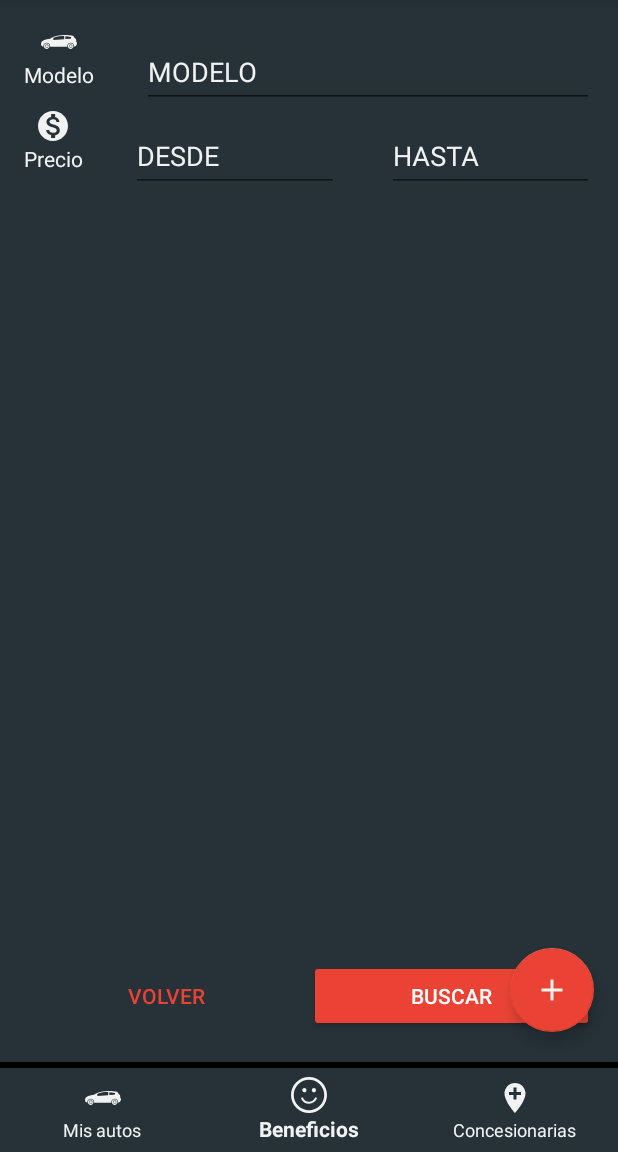
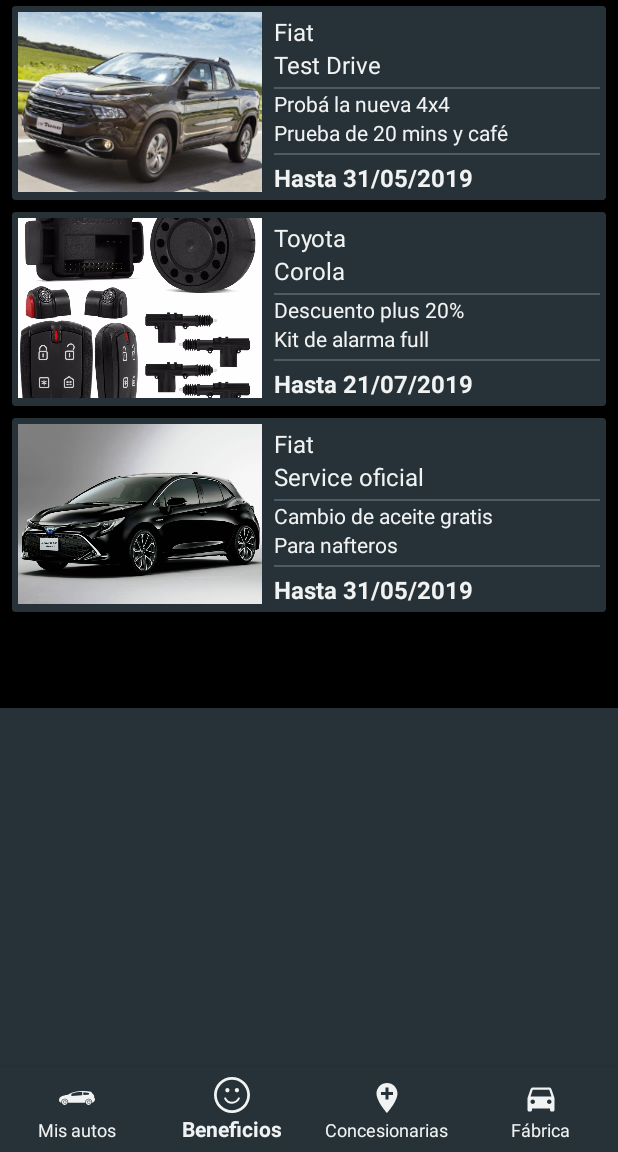
Before and after one commit to dmerniestic1987/cardPublicity, an Android app: the MainActivity screen opened directly, with no data from a screen before it, item 2 of the bottom bar chosen, on a phone screen of 412 x 824 dp, the part 84-1236 px from its top. Run offline under Robolectric (Android 15) with nearby library versions, the phone set to English and light mode, and no system bars.

Commit message:
Se agregan pantalla2

```diff
--- a/CardPublicity/app/src/main/java/ar/com/betex/cardpublicity/activities/MainActivity.java
+++ b/CardPublicity/app/src/main/java/ar/com/betex/cardpublicity/activities/MainActivity.java
@@ -19,6 +19,7 @@
 import android.view.View;
 
 import ar.com.betex.cardpublicity.beans.Car;
+import ar.com.betex.cardpublicity.fragments.BenefictFragment;
 import ar.com.betex.cardpublicity.fragments.BuyCarFilter;
 import ar.com.betex.cardpublicity.fragments.CarDealerTabFragment;
 import ar.com.betex.cardpublicity.fragments.MyCarTabFragment;
@@ -88,7 +89,8 @@
                     return true;
 
                 case R.id.bottom_navigation_beneficios:
-                    replaceFragment(BuyCarFilter.newInstance("", ""), BuyCarFilter.TAG);
+                    replaceFragment(BenefictFragment.newInstance(), BenefictFragment.TAG);
+                    fab.hide();
                     return true;
             }
             return false;
--- /dev/null
+++ b/CardPublicity/app/src/main/java/ar/com/betex/cardpublicity/fragments/BenefictFragment.java
@@ -0,0 +1,47 @@
+package ar.com.betex.cardpublicity.fragments;
+
+import android.content.Context;
+import android.net.Uri;
+import android.os.Bundle;
+import android.support.v4.app.Fragment;
+import android.view.LayoutInflater;
+import android.view.View;
+import android.view.ViewGroup;
+
+import ar.com.betex.cardpublicity.R;
+
+/**
+ * A simple {@link Fragment} subclass.
+ * Activities that contain this fragment must implement the
+ * interface
+ * to handle interaction events.
+ * Use the {@link BenefictFragment#newInstance} factory method to
+ * create an instance of this fragment.
+ */
+public class BenefictFragment extends Fragment {
+    public static final String TAG = "BenefictFragment";
+    public BenefictFragment() {
+        // Required empty public constructor
+    }
+
+    /**
+     * Use this factory method to create a new instance of
+     * this fragment using the provided parameters.
+     * @return A new instance of fragment BenefictFragment.
+     */
+    // TODO: Rename and change types and number of parameters
+    public static BenefictFragment newInstance() {
+        BenefictFragment fragment = new BenefictFragment();
+        Bundle args = new Bundle();
+        fragment.setArguments(args);
+        return fragment;
+    }
+
+    @Override
+    public View onCreateView(LayoutInflater inflater, ViewGroup container,
+                             Bundle savedInstanceState) {
+        // Inflate the layout for this fragment
+        return inflater.inflate(R.layout.fragment_benefict, container, false);
+    }
+
+}
--- a/CardPublicity/app/src/main/res/layout/content_wellcome_chasis.xml
+++ b/CardPublicity/app/src/main/res/layout/content_wellcome_chasis.xml
@@ -39,7 +39,7 @@
         android:textColor="@color/white"/>
 
 
-    <Button
+    <!--<Button
         android:id="@+id/escanearChasisButtton"
         android:layout_width="match_parent"
         android:layout_height="wrap_content"
@@ -51,9 +51,26 @@
         android:textColor="@color/white"
         android:layout_margin="15dp"
         android:drawableTint="@color/white"
-        android:paddingLeft="40dp"/>
+        android:paddingLeft="40dp"/> -->
 
-    <Button
+    <android.support.design.button.MaterialButton
+        android:id="@+id/escanearChasisButtton"
+        android:layout_width="@dimen/my_car_manual_buttons"
+        android:layout_height="wrap_content"
+        android:clickable="true"
+        android:gravity="center_vertical"
+        android:paddingStart="16dp"
+        android:paddingTop="8dp"
+        android:paddingEnd="8dp"
+        android:paddingBottom="8dp"
+        android:text="Escanear chasis"
+        android:textAppearance="?android:attr/textAppearanceButton"
+        android:textColor="@color/white"
+        app:icon="@drawable/ic_camera_enhance_black_24dp"
+        app:rippleColor="@color/colorPrimaryLight"
+        android:layout_gravity="center"/>
+
+    <!-- <Button
         android:id="@+id/digitarChasisButton"
         android:layout_width="match_parent"
         android:layout_height="wrap_content"
@@ -65,9 +82,26 @@
         android:textColor="@color/white"
         android:layout_margin="15dp"
         android:drawableTint="@color/white"
-        android:paddingLeft="40dp"/>
+        android:paddingLeft="40dp"/> -->
 
-    <Button
+    <android.support.design.button.MaterialButton
+        android:id="@+id/digitarChasisButton"
+        android:layout_width="@dimen/my_car_manual_buttons"
+        android:layout_height="wrap_content"
+        android:clickable="true"
+        android:gravity="center_vertical"
+        android:paddingStart="16dp"
+        android:paddingTop="8dp"
+        android:paddingEnd="8dp"
+        android:paddingBottom="8dp"
+        android:text="Digitar chasis"
+        android:textAppearance="?android:attr/textAppearanceButton"
+        android:textColor="@color/white"
+        app:icon="@drawable/ic_car_of_hatchback_model"
+        app:rippleColor="@color/colorPrimaryLight"
+        android:layout_gravity="center"/>
+
+    <!-- <Button
         android:id="@+id/ingresarPatente"
         android:layout_width="match_parent"
         android:layout_height="wrap_content"
@@ -81,6 +115,22 @@
         android:layout_marginRight="20dp"
         android:drawableTint="@color/white"
         android:layout_margin="15dp"
-        android:paddingLeft="40dp"/>
+        android:paddingLeft="40dp"/> -->
 
+    <android.support.design.button.MaterialButton
+        android:id="@+id/ingresarPatente"
+        android:layout_width="@dimen/my_car_manual_buttons"
+        android:layout_height="wrap_content"
+        android:clickable="true"
+        android:gravity="center_vertical"
+        android:paddingStart="16dp"
+        android:paddingTop="8dp"
+        android:paddingEnd="8dp"
+        android:paddingBottom="8dp"
+        android:text="Digitar patente"
+        android:textAppearance="?android:attr/textAppearanceButton"
+        android:textColor="@color/white"
+        app:icon="@drawable/ic_directions_car_black_24dp"
+        app:rippleColor="@color/colorPrimaryLight"
+        android:layout_gravity="center"/>
 </LinearLayout>
--- /dev/null
+++ b/CardPublicity/app/src/main/res/layout/fragment_benefict.xml
@@ -0,0 +1,12 @@
+<?xml version="1.0" encoding="utf-8"?>
+<LinearLayout xmlns:android="http://schemas.android.com/apk/res/android"
+    xmlns:tools="http://schemas.android.com/tools"
+    android:layout_width="match_parent"
+    android:layout_height="match_parent"
+    tools:context=".fragments.BenefictFragment"
+    android:orientation="vertical"
+    android:background="@color/colorPrimary"
+    android:gravity="center">
+
+    <include layout="@layout/list_beneficts" />
+</LinearLayout>
--- /dev/null
+++ b/CardPublicity/app/src/main/res/layout/list_beneficts.xml
@@ -0,0 +1,278 @@
+<?xml version="1.0" encoding="utf-8"?>
+
+<LinearLayout xmlns:android="http://schemas.android.com/apk/res/android"
+    xmlns:app="http://schemas.android.com/apk/res-auto"
+    xmlns:card_view="http://schemas.android.com/tools"
+    android:layout_width="match_parent"
+    android:layout_height="wrap_content"
+    app:layout_behavior="@string/appbar_scrolling_view_behavior"
+    android:orientation="vertical"
+    android:background="@color/colorPrimaryDark">
+
+    <android.support.v7.widget.CardView xmlns:android="http://schemas.android.com/apk/res/android"
+        xmlns:app="http://schemas.android.com/apk/res-auto"
+        xmlns:card_view="http://schemas.android.com/tools"
+        android:layout_width="match_parent"
+        android:layout_height="wrap_content"
+        android:layout_marginBottom="@dimen/card_margin_vertical_big_activity"
+        android:layout_marginEnd="@dimen/card_margin_horizontal_big_activity"
+        android:layout_marginStart="@dimen/card_margin_horizontal_big_activity"
+        android:layout_marginTop="@dimen/card_margin_vertical_big_activity"
+        android:foreground="?attr/selectableItemBackground"
+        card_view:cardCornerRadius="@dimen/card_recycler_corner_radius"
+        card_view:cardElevation="@dimen/card_recycler_elevation"
+        app:cardBackgroundColor="@color/colorPrimary"
+        >
+
+        <LinearLayout
+            android:layout_width="match_parent"
+            android:layout_height="wrap_content"
+            android:orientation="horizontal"
+            android:layout_margin="4dp">
+
+            <ImageView
+                android:layout_width="50dp"
+                android:layout_height="120dp"
+                android:layout_weight="1"
+                app:srcCompat="@drawable/fiat_toro_01"
+                android:scaleType="centerCrop"/>
+
+            <LinearLayout
+                android:layout_width="0dp"
+                android:layout_height="wrap_content"
+                android:layout_weight="2"
+                android:orientation="vertical"
+                android:paddingLeft="8dp"
+                android:paddingTop="2dp">
+
+                <TextView
+                    android:layout_width="wrap_content"
+                    android:layout_height="wrap_content"
+                    android:text="Fiat"
+                    android:textColor="@color/white"
+                    android:textSize="@dimen/material_text_subhead"/>
+
+                <TextView
+                    android:layout_width="wrap_content"
+                    android:layout_height="wrap_content"
+                    android:text="Test Drive"
+                    android:textColor="@color/white"
+                    android:textSize="@dimen/material_text_subhead" />
+
+                <View
+                    android:layout_width="match_parent"
+                    android:layout_height="1dp"
+                    android:background="@color/colorPrimaryLight"
+                    android:layout_marginTop="4dp"/>
+
+                <TextView
+                    android:layout_width="wrap_content"
+                    android:layout_height="wrap_content"
+                    android:text="Probá la nueva 4x4"
+                    android:textColor="@color/white"
+                    android:textSize="@dimen/material_text_body1" />
+
+                <TextView
+                    android:layout_width="wrap_content"
+                    android:layout_height="wrap_content"
+                    android:text="Prueba de 20 mins y café"
+                    android:textColor="@color/white"
+                    android:textSize="@dimen/material_text_body1" />
+                <View
+                    android:layout_width="match_parent"
+                    android:layout_height="1dp"
+                    android:background="@color/colorPrimaryLight"
+                    android:layout_marginTop="4dp"/>
+
+                <TextView
+                    android:layout_width="wrap_content"
+                    android:layout_height="wrap_content"
+                    android:layout_marginTop="4dp"
+                    android:text="Hasta 31/05/2019"
+                    android:textColor="@color/white"
+                    android:textSize="@dimen/material_text_subhead"
+                    android:textStyle="bold" />
+
+
+            </LinearLayout>
+        </LinearLayout>
+    </android.support.v7.widget.CardView>
+
+    <android.support.v7.widget.CardView xmlns:android="http://schemas.android.com/apk/res/android"
+        xmlns:app="http://schemas.android.com/apk/res-auto"
+        xmlns:card_view="http://schemas.android.com/tools"
+        android:layout_width="match_parent"
+        android:layout_height="wrap_content"
+        android:layout_marginBottom="@dimen/card_margin_vertical_big_activity"
+        android:layout_marginEnd="@dimen/card_margin_horizontal_big_activity"
+        android:layout_marginStart="@dimen/card_margin_horizontal_big_activity"
+        android:layout_marginTop="@dimen/card_margin_vertical_big_activity"
+        android:foreground="?attr/selectableItemBackground"
+        card_view:cardCornerRadius="@dimen/card_recycler_corner_radius"
+        card_view:cardElevation="@dimen/card_recycler_elevation"
+        app:cardBackgroundColor="@color/colorPrimary"
+        >
+
+        <LinearLayout
+            android:layout_width="match_parent"
+            android:layout_height="wrap_content"
+            android:orientation="horizontal"
+            android:layout_margin="4dp">
+
+            <ImageView
+                android:layout_width="50dp"
+                android:layout_height="120dp"
+                android:layout_weight="1"
+                app:srcCompat="@drawable/kit_alarma"
+                android:scaleType="centerCrop"/>
+
+            <LinearLayout
+                android:layout_width="0dp"
+                android:layout_height="wrap_content"
+                android:layout_weight="2"
+                android:orientation="vertical"
+                android:paddingLeft="8dp"
+                android:paddingTop="2dp">
+
+                <TextView
+                    android:layout_width="wrap_content"
+                    android:layout_height="wrap_content"
+                    android:text="Toyota"
+                    android:textColor="@color/white"
+                    android:textSize="@dimen/material_text_subhead" />
+
+                <TextView
+                    android:layout_width="wrap_content"
+                    android:layout_height="wrap_content"
+                    android:text="Corola"
+                    android:textColor="@color/white"
+                    android:textSize="@dimen/material_text_subhead" />
+
+                <View
+                    android:layout_width="match_parent"
+                    android:layout_height="1dp"
+                    android:background="@color/colorPrimaryLight"
+                    android:layout_marginTop="4dp"/>
+
+                <TextView
+                    android:layout_width="wrap_content"
+                    android:layout_height="wrap_content"
+                    android:text="Descuento plus 20%"
+                    android:textColor="@color/white"
+                    android:textSize="@dimen/material_text_body1" />
+
+                <TextView
+                    android:layout_width="wrap_content"
+                    android:layout_height="wrap_content"
+                    android:text="Kit de alarma full"
+                    android:textColor="@color/white"
+                    android:textSize="@dimen/material_text_body1" />
+                <View
+                    android:layout_width="match_parent"
+                    android:layout_height="1dp"
+                    android:background="@color/colorPrimaryLight"
+                    android:layout_marginTop="4dp"/>
+
+                <TextView
+                    android:layout_width="wrap_content"
+                    android:layout_height="wrap_content"
+                    android:layout_marginTop="4dp"
+                    android:text="Hasta 21/07/2019"
+                    android:textColor="@color/white"
+                    android:textSize="@dimen/material_text_subhead"
+                    android:textStyle="bold" />
+
+
+            </LinearLayout>
+        </LinearLayout>
+    </android.support.v7.widget.CardView>
+
+    <android.support.v7.widget.CardView xmlns:android="http://schemas.android.com/apk/res/android"
+        xmlns:app="http://schemas.android.com/apk/res-auto"
+        xmlns:card_view="http://schemas.android.com/tools"
+        android:layout_width="match_parent"
+        android:layout_height="wrap_content"
+        android:layout_marginBottom="@dimen/card_margin_vertical_big_activity"
+        android:layout_marginEnd="@dimen/card_margin_horizontal_big_activity"
+        android:layout_marginStart="@dimen/card_margin_horizontal_big_activity"
+        android:layout_marginTop="@dimen/card_margin_vertical_big_activity"
+        android:foreground="?attr/selectableItemBackground"
+        card_view:cardCornerRadius="@dimen/card_recycler_corner_radius"
+        card_view:cardElevation="@dimen/card_recycler_elevation"
+        app:cardBackgroundColor="@color/colorPrimary"
+        >
+
+        <LinearLayout
+            android:layout_width="match_parent"
+            android:layout_height="wrap_content"
+            android:orientation="horizontal"
+            android:layout_margin="4dp">
+
+            <ImageView
+                android:layout_width="50dp"
+                android:layout_height="120dp"
+                android:layout_weight="1"
+                app:srcCompat="@drawable/toyota_corola"
+                android:scaleType="centerCrop"/>
+
+            <LinearLayout
+                android:layout_width="0dp"
+                android:layout_height="wrap_content"
+                android:layout_weight="2"
+                android:orientation="vertical"
+                android:paddingLeft="8dp"
+                android:paddingTop="2dp">
+
+                <TextView
+                    android:layout_width="wrap_content"
+                    android:layout_height="wrap_content"
+                    android:text="Fiat"
+                    android:textColor="@color/white"
+                    android:textSize="@dimen/material_text_subhead"/>
+
+                <TextView
+                    android:layout_width="wrap_content"
+                    android:layout_height="wrap_content"
+                    android:text="Service oficial"
+                    android:textColor="@color/white"
+                    android:textSize="@dimen/material_text_subhead" />
+
+                <View
+                    android:layout_width="match_parent"
+                    android:layout_height="1dp"
+                    android:background="@color/colorPrimaryLight"
+                    android:layout_marginTop="4dp"/>
+
+                <TextView
+                    android:layout_width="wrap_content"
+                    android:layout_height="wrap_content"
+                    android:text="Cambio de aceite gratis"
+                    android:textColor="@color/white"
+                    android:textSize="@dimen/material_text_body1" />
+
+                <TextView
+                    android:layout_width="wrap_content"
+                    android:layout_height="wrap_content"
+                    android:text="Para nafteros"
+                    android:textColor="@color/white"
+                    android:textSize="@dimen/material_text_body1" />
+                <View
+                    android:layout_width="match_parent"
+                    android:layout_height="1dp"
+                    android:background="@color/colorPrimaryLight"
+                    android:layout_marginTop="4dp"/>
+
+                <TextView
+                    android:layout_width="wrap_content"
+                    android:layout_height="wrap_content"
+                    android:layout_marginTop="4dp"
+                    android:text="Hasta 31/05/2019"
+                    android:textColor="@color/white"
+                    android:textSize="@dimen/material_text_subhead"
+                    android:textStyle="bold" />
+
+
+            </LinearLayout>
+        </LinearLayout>
+    </android.support.v7.widget.CardView>
+</LinearLayout>
--- a/CardPublicity/app/src/main/res/menu/navigation.xml
+++ b/CardPublicity/app/src/main/res/menu/navigation.xml
@@ -15,4 +15,9 @@
         android:icon="@drawable/ic_add_location_black_24dp"
         android:title="Concesionarias" />
 
+    <item
+        android:id="@+id/bottom_navigation_fabrica"
+        android:icon="@drawable/ic_directions_car_black_24dp"
+        android:title="Fábrica" />
+
 </menu>
```
